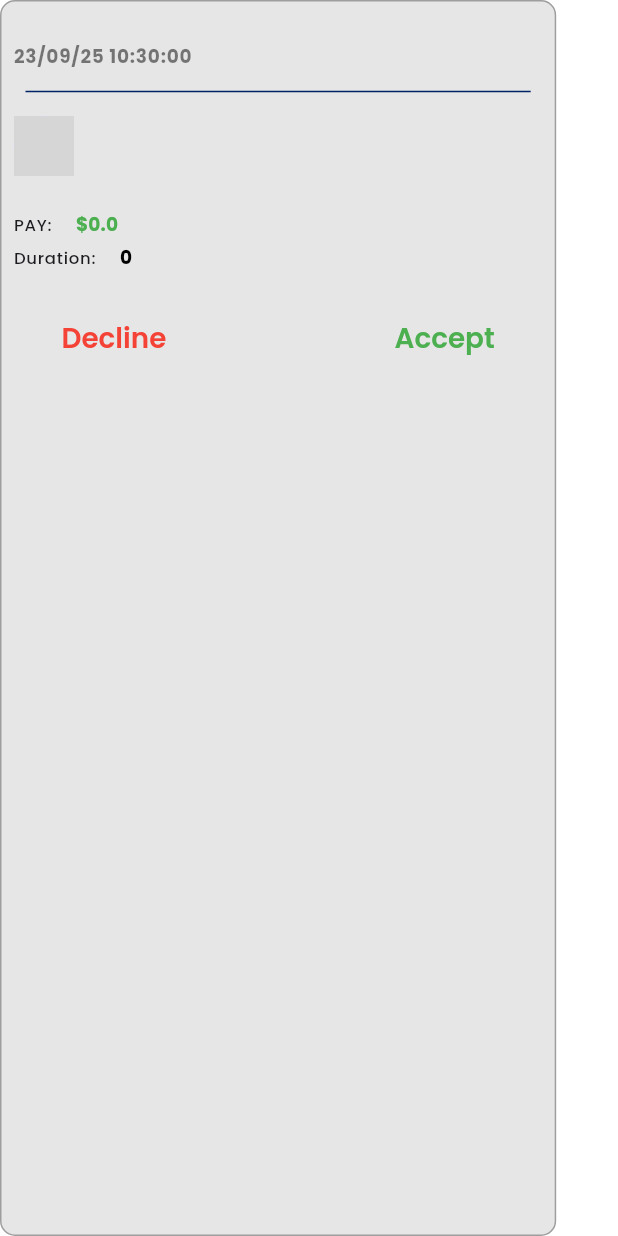
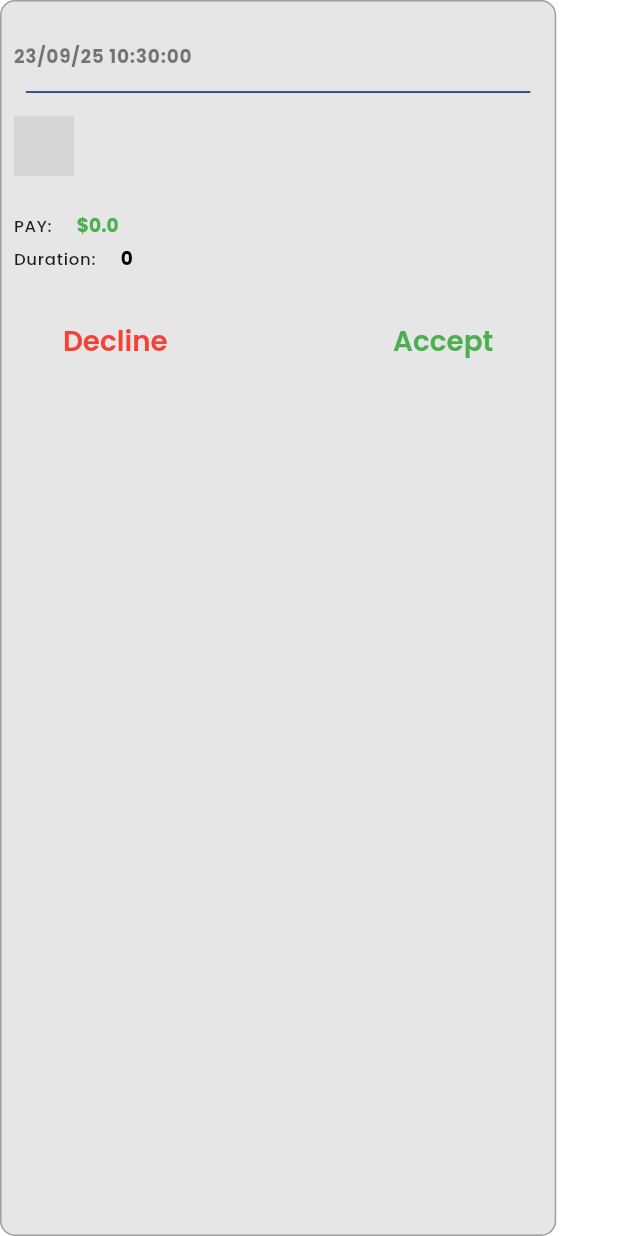
Before and after one commit to ahmvddddd/vider, a Flutter app: the JobRequestNotification widget shown alone on an empty page, opened directly with empty values, on a phone screen of 412 x 824 dp. Run offline on Flutter 3.47's test engine with Material 3 defaults, Android fonts, the phone set to English and light mode, and no system bars; our stand-ins replace awesome_notifications, badges, camera, carousel_slider, connectivity_plus, firebase_core and 15 more; missing offline and left inert: awesome_notifications_fcm; accounts and stored records are empty; network calls fail; project files that could hold a hidden picture were left out; grey boxes are pictures that could not be loaded.

Commit message:
responsive fix 2

```diff
--- a/lib/screens/jobs/components/rating_dialog.dart
+++ b/lib/screens/jobs/components/rating_dialog.dart
@@ -5,6 +5,7 @@ import '../../../controllers/rating/rating_controller.dart';
 import '../../../utils/constants/custom_colors.dart';
 import '../../../utils/constants/sizes.dart';
 import '../../../utils/helpers/helper_function.dart';
+import '../../../utils/helpers/responsive_size.dart';
 
 class RatingDialog extends ConsumerStatefulWidget {
   final String profileId;
@@ -49,7 +50,7 @@ class _RatingDialogState extends ConsumerState<RatingDialog> {
           ),
           if (ratingState.isLoading)
             Padding(
-              padding: EdgeInsets.only(top: 8),
+              padding: EdgeInsets.only(top: responsiveSize(context, Sizes.sm)),
               child: CircularProgressIndicator(
                 valueColor: AlwaysStoppedAnimation<Color>(Colors.blue),
                 strokeWidth: 4.0,
--- a/lib/screens/notifications/widgets/job_request_notification.dart
+++ b/lib/screens/notifications/widgets/job_request_notification.dart
@@ -4,6 +4,7 @@ import '../../../common/widgets/custom_shapes/divider/custom_divider.dart';
 import 'package:intl/intl.dart';
 import '../../../utils/constants/sizes.dart';
 import '../../../utils/helpers/helper_function.dart';
+import '../../../utils/helpers/responsive_size.dart';
 
 class JobRequestNotification extends StatelessWidget {
   final Color borderColor;
@@ -28,7 +29,7 @@ class JobRequestNotification extends StatelessWidget {
     required this.duration,
     required this.onDecline,
     required this.onAccept,
-    required this.date
+    required this.date,
   });
 
   @override
@@ -57,26 +58,26 @@ class JobRequestNotification extends StatelessWidget {
             maxLines: 3,
           ),
 
-          const SizedBox(height: Sizes.xs,),
+          SizedBox(height: responsiveSize(context, Sizes.xs)),
           Text(
             DateFormat('dd/MM/yy HH:mm:ss').format(date),
-                style: Theme.of(context).textTheme.labelMedium!.copyWith(
-                  fontWeight: FontWeight.bold,
-                ),
+            style: Theme.of(
+              context,
+            ).textTheme.labelMedium!.copyWith(fontWeight: FontWeight.bold),
           ),
 
-          const CustomDivider(
-            padding:  EdgeInsets.all(Sizes.sm)
+          CustomDivider(
+            padding: EdgeInsets.all(responsiveSize(context, Sizes.sm)),
           ),
           Row(
             children: [
               CircleAvatar(backgroundImage: NetworkImage(employerImage)),
 
-              const SizedBox(width: Sizes.sm),
+              SizedBox(width: responsiveSize(context, Sizes.sm)),
               Text(employerName, style: Theme.of(context).textTheme.labelSmall),
             ],
           ),
-          const SizedBox(height: Sizes.xs),
+          SizedBox(height: responsiveSize(context, Sizes.xs)),
           Text(
             jobTitle,
             style: Theme.of(
@@ -85,25 +86,26 @@ class JobRequestNotification extends StatelessWidget {
             softWrap: true,
             maxLines: 3,
           ),
-          const SizedBox(height: Sizes.xs),
+          SizedBox(height: responsiveSize(context, Sizes.xs)),
           Row(
             children: [
               Text('PAY:', style: Theme.of(context).textTheme.labelSmall),
-              const SizedBox(width: Sizes.md),
+              SizedBox(width: responsiveSize(context, Sizes.md)),
               Text(
                 '\$$pay',
-                style: Theme.of(
-                  context,
-                ).textTheme.labelLarge!.copyWith(fontWeight: FontWeight.bold, color: Colors.green),
+                style: Theme.of(context).textTheme.labelLarge!.copyWith(
+                  fontWeight: FontWeight.bold,
+                  color: Colors.green,
+                ),
               ),
             ],
           ),
 
-          const SizedBox(height: Sizes.xs),
+          SizedBox(height: responsiveSize(context, Sizes.xs)),
           Row(
             children: [
               Text('Duration:', style: Theme.of(context).textTheme.labelSmall),
-              const SizedBox(width: Sizes.md),
+              SizedBox(width: responsiveSize(context, Sizes.md)),
               Text(
                 '$duration',
                 style: Theme.of(
@@ -113,15 +115,19 @@ class JobRequestNotification extends StatelessWidget {
             ],
           ),
 
-          const SizedBox(height: Sizes.md),
+          SizedBox(height: responsiveSize(context, Sizes.md)),
           Padding(
-            padding: const EdgeInsets.symmetric(horizontal: Sizes.spaceBtwItems),
+            padding: EdgeInsets.symmetric(
+              horizontal: responsiveSize(context, Sizes.spaceBtwItems),
+            ),
             child: Row(
               mainAxisAlignment: MainAxisAlignment.spaceBetween,
               children: [
                 TextButton(
                   style: TextButton.styleFrom(
-                        padding: const EdgeInsets.all(Sizes.spaceBtwItems),
+                    padding: EdgeInsets.all(
+                      responsiveSize(context, Sizes.spaceBtwItems),
+                    ),
                   ),
                   onPressed: onDecline,
                   child: Text(
@@ -134,7 +140,9 @@ class JobRequestNotification extends StatelessWidget {
 
                 TextButton(
                   style: TextButton.styleFrom(
-                        padding: const EdgeInsets.all(Sizes.spaceBtwItems),
+                    padding: EdgeInsets.all(
+                      responsiveSize(context, Sizes.spaceBtwItems),
+                    ),
                   ),
                   onPressed: onAccept,
                   child: Text(
@@ -144,11 +152,11 @@ class JobRequestNotification extends StatelessWidget {
                     ).textTheme.headlineSmall!.copyWith(color: Colors.green),
                   ),
                 ),
-              ]
+              ],
             ),
           ),
-        ]
-      )
+        ],
+      ),
     );
   }
 }
--- a/lib/screens/notifications/widgets/notifications_header.dart
+++ b/lib/screens/notifications/widgets/notifications_header.dart
@@ -5,6 +5,7 @@ import '../../../controllers/services/notification_badge_service.dart';
 import '../../../utils/constants/custom_colors.dart';
 import '../../../utils/constants/sizes.dart';
 import '../../../utils/helpers/helper_function.dart';
+import '../../../utils/helpers/responsive_size.dart';
 import '../notifications.dart';
 
 class NotificationsHeader extends ConsumerWidget
@@ -28,7 +29,7 @@ class NotificationsHeader extends ConsumerWidget
   Widget build(BuildContext context, WidgetRef ref) {
     final dark = HelperFunction.isDarkMode(context);
     return Padding(
-      padding: EdgeInsets.symmetric(horizontal: Sizes.sm),
+      padding: EdgeInsets.symmetric(horizontal: responsiveSize(context, Sizes.sm)),
       child: AppBar(
         automaticallyImplyLeading: false,
         leading:
```
Also changed, not shown: lib/screens/home/widgets/home_appbar.dart (+11 -19 lines), lib/screens/jobs/jobs_screen.dart (+16 -15 lines), lib/screens/notifications/notification_view_screen.dart (+4 -3 lines), lib/screens/notifications/notifications.dart (+30 -11 lines), lib/screens/notifications/widgets/notification_card.dart (+6 -5 lines), lib/utils/theme/custom_theme/text_theme.dart (+0 -43 lines), lib/utils/theme/theme.dart (+0 -18 lines). Lines whose indentation alone changed are shown as unchanged.
